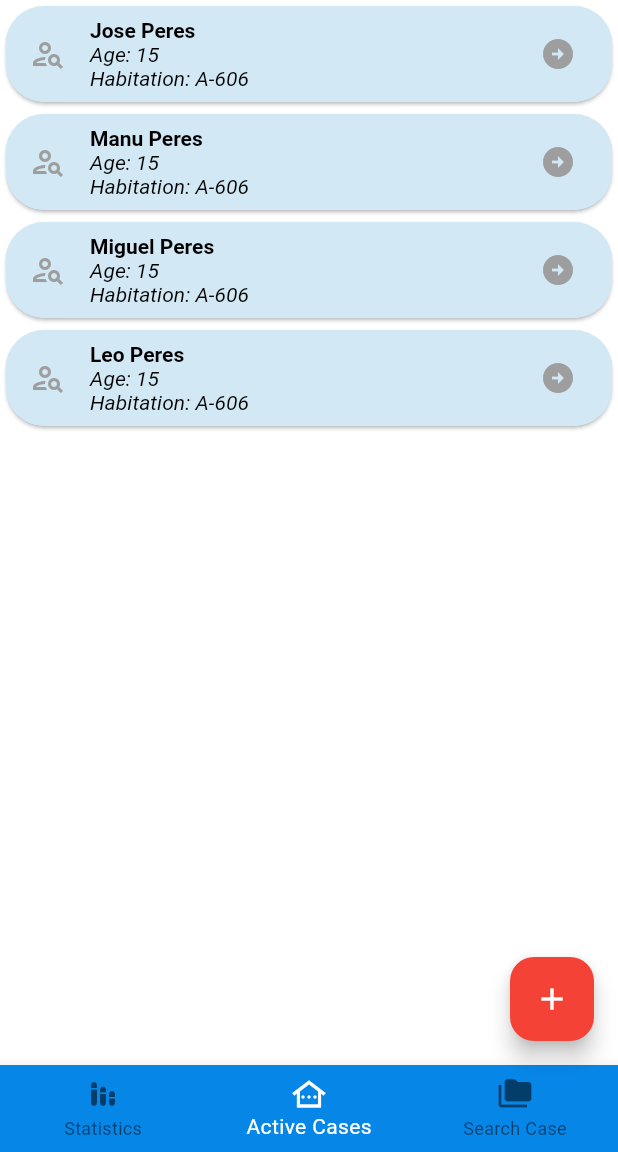
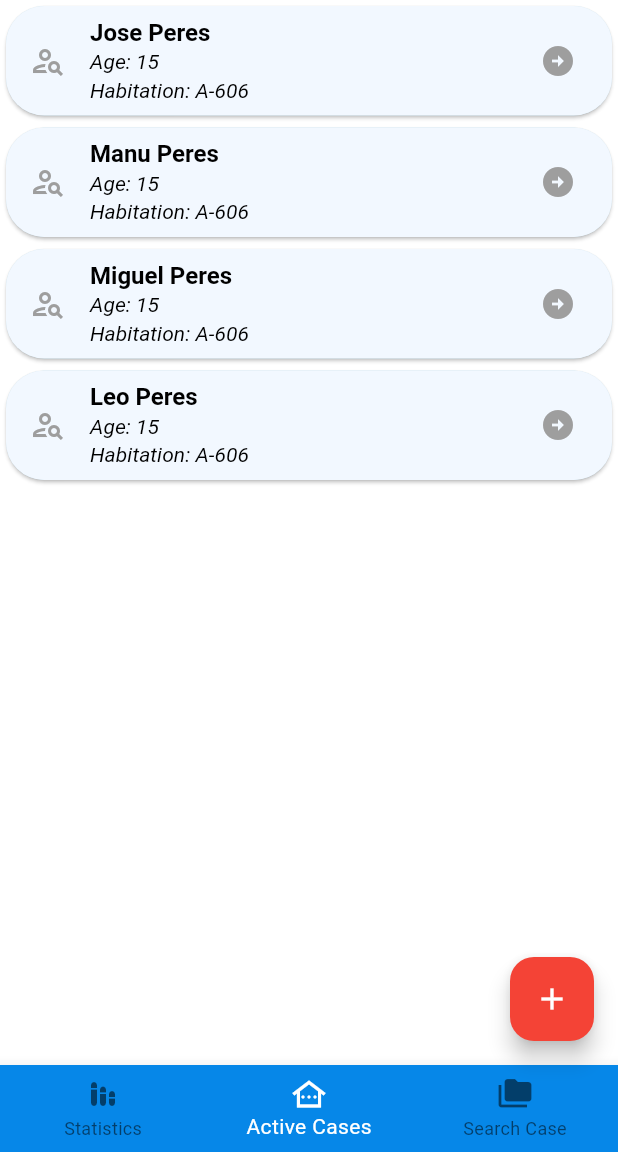
Before and after one commit to Teixeira49/d_report, a Flutter app: the screen it shows after launch, after a tap on "Iniciar sesion", on a phone screen of 412 x 824 dp, the part 84-1236 px from its top. Run offline on Flutter 3.47's test engine with Material 3 defaults, Android fonts, the phone set to English and light mode, and no system bars; missing offline and left inert: dart:ffi; Roboto replaces fonts that are missing (gotham).

Commit message:
Fix BottonNavigatorBar Color

```diff
--- a/lib/main.dart
+++ b/lib/main.dart
@@ -1,4 +1,4 @@
-import 'package:d_report/src/core/config/theme/themes.dart';
+import 'package:d_report/src/core/config/styles/themes.dart';
 import 'package:d_report/src/feature/auth/presentation/pages/login_page.dart';
 import 'package:d_report/src/feature/auth/presentation/pages/register_page.dart';
 import 'package:d_report/src/feature/main_page/presentation/pages/main_page.dart';
--- a/lib/src/core/config/theme/themes.dart
+++ b/lib/src/core/config/styles/themes.dart
@@ -91,13 +91,22 @@ abstract class AppTheme {
         backgroundColor: Color.fromRGBO(6, 135, 232, 1.0),
         selectedItemColor: Colors.white,
         selectedLabelStyle: TextStyle(color: Colors.black),
+        unselectedItemColor: Colors.black54
       ),
 
       listTileTheme: ListTileThemeData(
         tileColor: const Color.fromRGBO(242, 248, 255, 1.0),
         textColor: Colors.black,
-        titleTextStyle: const TextStyle(fontWeight: FontWeight.bold),
-        subtitleTextStyle: const TextStyle(fontStyle: FontStyle.italic),
+        titleTextStyle: const TextStyle(
+            fontWeight: FontWeight.bold,
+            fontSize: 16,
+            height: 1.2
+        ),
+        subtitleTextStyle: const TextStyle(
+            fontStyle: FontStyle.italic,
+            fontSize: 14,
+            height: 1.35
+        ),
         iconColor: Colors.grey,
         shape: RoundedRectangleBorder(
             borderRadius: BorderRadius.circular(25.5)
@@ -110,7 +119,7 @@ abstract class AppTheme {
 
       fontFamily: 'gotham',
 
-      primaryColor: Colors.black,
+      primaryColor: const Color.fromRGBO(5, 21, 30, 1.0),
 
       appBarTheme: const AppBarTheme(
         elevation: 0,
@@ -128,7 +137,7 @@ abstract class AppTheme {
       ),
 
       drawerTheme: const DrawerThemeData(
-        backgroundColor: Color.fromRGBO(33, 160, 255, 1.0),
+        backgroundColor: Color.fromRGBO(7, 26, 38, 1.0),
         surfaceTintColor: Colors.red,
       ),
 
@@ -191,18 +200,30 @@ abstract class AppTheme {
       ),
 
       bottomNavigationBarTheme: const BottomNavigationBarThemeData(
-        backgroundColor: Color.fromRGBO(6, 135, 232, 1.0),
-        selectedItemColor: Colors.white,
-        selectedLabelStyle: TextStyle(color: Colors.black),
+        backgroundColor: Color.fromRGBO(7, 26, 38, 1.0),
+        selectedItemColor: Color.fromRGBO(20, 154, 255, 1.0),
+        selectedLabelStyle: TextStyle(color: Colors.white70),
+        unselectedItemColor: Colors.white54
       ),
 
-      listTileTheme: const ListTileThemeData(
-        tileColor: Color.fromRGBO(210, 233, 245, 1),
-        textColor: Colors.black,
-        titleTextStyle: TextStyle(fontWeight: FontWeight.bold),
-        iconColor: Colors.grey,
+      listTileTheme: ListTileThemeData(
+        tileColor: const Color.fromRGBO(9, 33, 51, 1.0),
+        textColor: Colors.white70,
+        titleTextStyle: const TextStyle(
+          fontWeight: FontWeight.bold,
+          fontSize: 16,
+          height: 1.2
+        ),
+        subtitleTextStyle: const TextStyle(
+            fontStyle: FontStyle.italic,
+            fontSize: 14,
+            height: 1.35
+        ),
+        iconColor: Colors.white54,
+        shape: RoundedRectangleBorder(
+            borderRadius: BorderRadius.circular(25.5)
+        ),
       ),
-
     );
   }
 }
--- a/lib/src/feature/main_page/presentation/pages/main_page.dart
+++ b/lib/src/feature/main_page/presentation/pages/main_page.dart
@@ -57,11 +57,10 @@ class MyMainPageState extends State<MainPage> {
             children: [
               GestureDetector(
                 child: CircleAvatar(
-                  backgroundColor: Colors.white,
-                  child: img == "" ? Image.asset("assets/images/logo.png") : Image.asset(img),
+                  backgroundColor: Theme.of(context).colorScheme.onSecondary,
+                  child: img == "" ? Image.asset("assets/images/logo.png") : Image.asset(img), // TODO volver constante
                 ),
                 onTap: () {
-                  print('Se presionó el CircleAvatar');
                   scaffoldKey.currentState?.openDrawer();
                 },
               ),
@@ -71,6 +70,7 @@ class MyMainPageState extends State<MainPage> {
               IconButton(
                   onPressed: () {
                     print('Se presionó el icono de búsqueda');
+
                   },
                   icon: const Icon(Icons.search))
             ],
@@ -98,56 +98,120 @@ class MyMainPageState extends State<MainPage> {
                         CircleAvatar(
                           radius: 40,
                           backgroundColor: Colors.white,
-                          child: img == "" ? Image.asset("assets/images/logo.png") : Image.asset(img),
+                          child: img == "" ? Image.asset("assets/images/logo.png") : Image.asset(img), // TODO volver constante
                         ),
                         const SizedBox(height: 4,),
                         Text(
                           userName != "" ? accountName + point + userName : 'Nombre de usuario',
-                          style: const TextStyle(color: Colors.white, fontSize: 18), // TODO Add colors to palette
+                          style: TextStyle(
+                              color: Theme.of(context).colorScheme.onSecondary,
+                              fontSize: 18
+                          ),
                         ),
                         Text(
                           accountEmail ?? 'correo@ejemplo.com',
-                          style: const TextStyle(color: Colors.white),
+                          style: TextStyle(
+                              color: Theme.of(context).colorScheme.onSecondary
+                          ),
                         ),
                       ],
                     )
                   ),
-                  ListTile(
-                    leading: const Icon(Icons.home),
-                    title: const Text('Principal'),
-                    shape: RoundedRectangleBorder(
-                        borderRadius: BorderRadius.circular(25.5)
+                  ListTile( // TODO Change ModalRoute for Navigator, and replace string route for a more than serius code
+                    leading: Icon(
+                      Icons.home,
+                      color: ModalRoute.of(context)?.settings.name == '/main/patients/' ?
+                        Theme.of(context).colorScheme.primary :
+                        Theme.of(context).iconTheme.color,
                     ),
+                    title: Text(
+                        'Principal',
+                      style: TextStyle(
+                        color: ModalRoute.of(context)?.settings.name == '/main/patients/' ?
+                          Theme.of(context).colorScheme.primary :
+                          Theme.of(context).iconTheme.color,
+                        fontSize: Theme.of(context).listTileTheme.titleTextStyle?.fontSize
+                      ),
+                    ),
+                    tileColor: Colors.transparent, // Add to Theme palette
+                    shape: Theme.of(context).listTileTheme.shape,
                     onTap: () {
                       setState(() {
-                        Navigator.of(context).pushNamed('/main/patients/');
+                        if (ModalRoute.of(context)?.settings.name != '/main/patients/'){
+                          Navigator.of(context).pushNamed('/main/patients/');
+                        }
                       });
                       print("pepe");
                     },
                   ),
                   ListTile(
-                    leading: const Icon(Icons.person),
-                    title: const Text('Profile'),
+                    leading: Icon(
+                      Icons.person,
+                      color: ModalRoute.of(context)?.settings.name == '/main/profile/' ?
+                        Theme.of(context).colorScheme.primary :
+                        Theme.of(context).iconTheme.color,
+                    ),
+                    title: Text(
+                      'Profile',
+                      style: TextStyle(
+                        color: ModalRoute.of(context)?.settings.name == '/main/profile/' ?
+                          Theme.of(context).colorScheme.primary :
+                          Theme.of(context).iconTheme.color,
+                        fontSize: Theme.of(context).listTileTheme.titleTextStyle?.fontSize
+                      ),
+                    ),
+                    tileColor: Colors.transparent, // Add to Theme palette
+                    shape: Theme.of(context).listTileTheme.shape,
                     onTap: () {
                       setState(() {
-                        Navigator.of(context).pushNamed('/main/profile/');
+                        if (ModalRoute.of(context)?.settings.name != '/main/profile/') {
+                          Navigator.of(context).pushNamed('/main/profile/');
+                        }
                       });
                       print("pepe");
                     },
                   ),
                   ListTile(
-                    leading: const Icon(Icons.settings),
-                    title: const Text('Configuracion'),
+                    leading: Icon(
+                      Icons.settings,
+                      color: ModalRoute.of(context)?.settings.name == '/main/config/' ?
+                        Theme.of(context).colorScheme.primary :
+                        Theme.of(context).iconTheme.color,
+                    ),
+                    title: Text(
+                      'Configuracion',
+                      style: TextStyle(
+                        color: ModalRoute.of(context)?.settings.name == '/main/config/' ?
+                          Theme.of(context).colorScheme.primary :
+                          Theme.of(context).iconTheme.color,
+                        fontSize: Theme.of(context).listTileTheme.titleTextStyle?.fontSize
+                      ),
+                    ),
+                    tileColor: Colors.transparent, // Add to Theme palette
+                    shape: Theme.of(context).listTileTheme.shape,
                     onTap: () {
                       setState(() {
+                        if (ModalRoute.of(context)?.settings.name != '/main/config/'){
                           Navigator.of(context).pushNamed('/main/config/');
+                        }
                       });
                       print("pepe");
                     },
                   ),
                   ListTile(
-                    leading: const Icon(Icons.logout),
-                    title: const Text('Cerrar sesion'),
+                    leading: Icon(
+                      Icons.logout,
+                      color: Theme.of(context).iconTheme.color,
+                    ),
+                    title: Text(
+                      'Cerrar sesion',
+                      style: TextStyle(
+                        color: Theme.of(context).iconTheme.color,
+                        fontSize: Theme.of(context).listTileTheme.titleTextStyle?.fontSize
+                      )
+                    ),
+                    tileColor: Colors.transparent, // Add to Theme palette
+                    shape: Theme.of(context).listTileTheme.shape,
                     onTap: () {
                       Navigator.popUntil(context, (route) => route.isFirst);
                       print("Se presiono cerrar sesion");
@@ -176,6 +240,7 @@ class MyMainPageState extends State<MainPage> {
 
         ),
 
+        // Change a widget in other file
         bottomNavigationBar: BottomNavigationBar(
           onTap: (index) {
             setState(() {
@@ -184,6 +249,7 @@ class MyMainPageState extends State<MainPage> {
           },
           backgroundColor: ThemeData().bottomNavigationBarTheme.backgroundColor,
           selectedItemColor: ThemeData().bottomNavigationBarTheme.selectedItemColor,
+          selectedLabelStyle: ThemeData().bottomNavigationBarTheme.selectedLabelStyle,
           currentIndex: _currentPage,
           items: const [
             BottomNavigationBarItem(
--- a/lib/src/feature/main_page/presentation/widgets/case_tile.dart
+++ b/lib/src/feature/main_page/presentation/widgets/case_tile.dart
@@ -16,16 +16,14 @@ class CaseTile extends StatelessWidget {
     return ListTile(
       title: Text(
         dataPatient.getAllName(),
-        style: const TextStyle(fontWeight: FontWeight.bold),
+        style: Theme.of(context).listTileTheme.titleTextStyle,
       ),
       subtitle: Text(
         dataPatient.getMessage(),
-        style: const TextStyle(fontStyle: FontStyle.italic),
+        style: Theme.of(context).listTileTheme.subtitleTextStyle,
       ),
-      tileColor: const Color.fromRGBO(210, 233, 245, 1),
-      shape: RoundedRectangleBorder(
-          borderRadius: BorderRadius.circular(25.5)
-      ),
+      tileColor: Theme.of(context).listTileTheme.tileColor,
+      shape: Theme.of(context).listTileTheme.shape,
       trailing: const Icon(
         Icons.arrow_circle_right, color: Colors.grey, // TODO delete Colors
       ),
```
